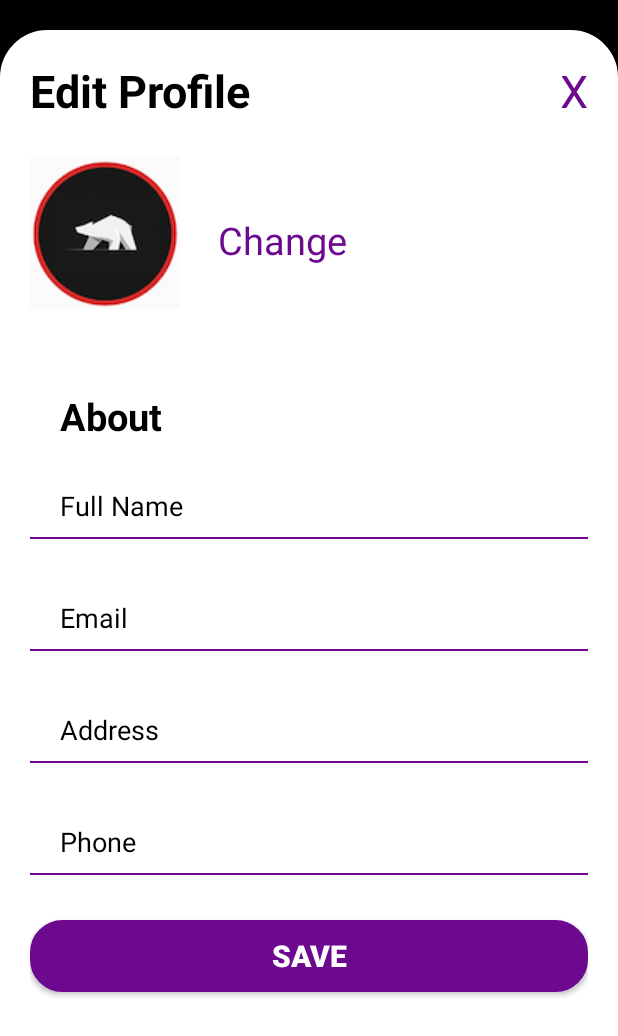
After one commit to KayesFahim/Fly-Far-Ladies, an Android app: the EditProfileActivity screen opened directly, with no data from a screen before it, on a phone screen of 412 x 824 dp. The commit adds this screen. Shown: the top 1036 px of the screen. Run offline under Robolectric (Android 15) with nearby library versions, the phone set to English and light mode, and no system bars.

Commit message:
Edit Profile, Change Password

```diff
--- a/app/src/main/AndroidManifest.xml
+++ b/app/src/main/AndroidManifest.xml
@@ -9,6 +9,12 @@
         android:roundIcon="@mipmap/ic_launcher_round"
         android:supportsRtl="true"
         android:theme="@style/Theme.FlyFarLadies">
+        <activity
+            android:name=".Dashboard.ChangePasswordActivity"
+            android:exported="false" />
+        <activity
+            android:name=".Dashboard.EditProfileActivity"
+            android:exported="false" />
         <activity
             android:name=".Dashboard.SettingsActivity"
             android:exported="false" />
--- /dev/null
+++ b/app/src/main/java/com/example/flyfarladies/Dashboard/EditProfileActivity.java
@@ -0,0 +1,15 @@
+package com.example.flyfarladies.Dashboard;
+
+import androidx.appcompat.app.AppCompatActivity;
+import com.example.flyfarladies.R;
+import android.os.Bundle;
+
+public class EditProfileActivity extends AppCompatActivity {
+
+    @Override
+    protected void onCreate(Bundle savedInstanceState) {
+        super.onCreate(savedInstanceState);
+        setContentView(R.layout.activity_edit_profile);
+
+    }
+}
--- /dev/null
+++ b/app/src/main/res/drawable/editprofileborderbottom.xml
@@ -0,0 +1,12 @@
+<?xml version="1.0" encoding="utf-8"?>
+<layer-list xmlns:android="http://schemas.android.com/apk/res/android">
+    <item android:left="-4dp"
+        android:top="-4dp"
+        android:right="-4dp">
+        <shape android:shape="rectangle">
+            <stroke
+                android:width="1dp"
+                android:color="#6d098f" />
+        </shape>
+    </item>
+</layer-list>
--- /dev/null
+++ b/app/src/main/res/layout/activity_edit_profile.xml
@@ -0,0 +1,166 @@
+<?xml version="1.0" encoding="utf-8"?>
+<RelativeLayout xmlns:android="http://schemas.android.com/apk/res/android"
+    xmlns:app="http://schemas.android.com/apk/res-auto"
+    xmlns:tools="http://schemas.android.com/tools"
+    android:layout_width="match_parent"
+    android:layout_height="match_parent"
+    android:background="@color/black"
+    tools:context=".Dashboard.EditProfileActivity">
+
+
+    <RelativeLayout
+        android:layout_width="match_parent"
+        android:layout_height="fill_parent"
+        android:layout_marginTop="20dp"
+        android:background="@drawable/loginform"
+        android:paddingStart="20dp"
+        android:paddingEnd="20dp">
+
+        <TextView
+            android:id="@+id/editprofiletext"
+            android:layout_width="wrap_content"
+            android:layout_height="wrap_content"
+            android:layout_marginTop="20dp"
+            android:layout_marginBottom="20dp"
+            android:text="@string/edit_profile"
+            android:textColor="@color/black"
+            android:textSize="30sp"
+            android:textStyle="bold" />
+
+        <TextView
+            android:layout_width="wrap_content"
+            android:layout_height="wrap_content"
+            android:layout_alignParentEnd="true"
+            android:layout_marginTop="20dp"
+            android:layout_marginBottom="20dp"
+            android:text="@string/cross"
+            android:textColor="@color/primary"
+            android:textSize="30sp" />
+
+        <LinearLayout
+            android:id="@+id/imagelayout"
+            android:layout_width="wrap_content"
+            android:layout_height="200dp"
+            android:layout_marginTop="40dp"
+            android:orientation="horizontal">
+
+            <ImageView
+                android:id="@+id/imageView"
+                android:layout_width="wrap_content"
+                android:layout_height="150dp"
+                android:layout_marginTop="20dp"
+                android:paddingStart="0dp"
+                android:src="@drawable/avatar"
+                tools:ignore="RtlSymmetry" />
+
+            <TextView
+                android:layout_width="wrap_content"
+                android:layout_height="wrap_content"
+                android:layout_gravity="center_vertical"
+                android:layout_marginStart="25dp"
+                android:text="@string/change"
+                android:textColor="@color/primary"
+                android:textSize="25sp" />
+
+
+        </LinearLayout>
+
+
+        <TextView
+            android:id="@+id/abouttext"
+            android:layout_width="wrap_content"
+            android:layout_height="wrap_content"
+            android:layout_below="@id/imagelayout"
+            android:layout_marginStart="20dp"
+            android:layout_marginBottom="20dp"
+            android:text="@string/about"
+            android:textColor="@color/black"
+            android:textSize="25sp"
+            android:textStyle="bold" />
+
+
+        <EditText
+            android:id="@+id/editTextTextName"
+            android:layout_width="match_parent"
+            android:layout_height="wrap_content"
+            android:layout_below="@+id/abouttext"
+            android:background="@drawable/editprofileborderbottom"
+            android:ems="10"
+            android:hint="@string/full_name"
+            android:inputType="text"
+            android:paddingStart="20dp"
+            android:paddingTop="10dp"
+            android:paddingBottom="10dp"
+            android:textColorHint="@color/black"
+            tools:ignore="RtlSymmetry" />
+
+
+        <EditText
+            android:id="@+id/editTextTextEmailAddress"
+            android:layout_width="match_parent"
+            android:layout_height="wrap_content"
+            android:layout_below="@+id/editTextTextName"
+            android:layout_marginTop="30dp"
+            android:background="@drawable/editprofileborderbottom"
+            android:ems="10"
+            android:hint="@string/email"
+            android:inputType="textEmailAddress"
+            android:paddingStart="20dp"
+            android:paddingTop="10dp"
+            android:paddingBottom="10dp"
+            android:textColorHint="@color/black"
+            tools:ignore="RtlSymmetry" />
+
+        <EditText
+            android:id="@+id/editTextAddress"
+            android:layout_width="match_parent"
+            android:layout_height="wrap_content"
+            android:layout_below="@+id/editTextTextEmailAddress"
+            android:layout_marginTop="30dp"
+            android:background="@drawable/editprofileborderbottom"
+            android:ems="10"
+            android:hint="@string/address"
+            android:inputType="text"
+            android:paddingStart="20dp"
+            android:paddingTop="10dp"
+            android:paddingBottom="10dp"
+            android:textColorHint="@color/black"
+            tools:ignore="RtlSymmetry,TextFields" />
+
+        <EditText
+            android:id="@+id/editNumberMobile"
+            android:layout_width="match_parent"
+            android:layout_height="wrap_content"
+            android:layout_below="@+id/editTextAddress"
+            android:layout_marginTop="30dp"
+            android:background="@drawable/editprofileborderbottom"
+            android:hint="Phone"
+            android:inputType="text"
+            android:paddingStart="20dp"
+            android:paddingTop="10dp"
+            android:paddingBottom="10dp"
+            android:textColorHint="@color/black"
+            tools:ignore="RtlSymmetry,TextFields" />
+
+
+        <Button
+            android:id="@+id/loginBtn"
+            android:layout_width="match_parent"
+            android:layout_height="wrap_content"
+            android:layout_below="@+id/editNumberMobile"
+            android:layout_marginTop="30dp"
+            android:background="@drawable/button"
+            android:text="@string/save"
+            android:textColor="@color/white"
+            android:textSize="20sp"
+            android:textStyle="bold"
+            tools:ignore="OnClick" />
+
+
+    </RelativeLayout>
+
+
+
+
+
+</RelativeLayout>
--- a/app/src/main/res/layout/activity_profile.xml
+++ b/app/src/main/res/layout/activity_profile.xml
@@ -30,9 +30,9 @@
             android:layout_width="match_parent"
             android:layout_height="wrap_content"
             android:layout_below="@+id/profile"
-            android:paddingBottom="-20dp"
             android:background="@drawable/bottomborder"
             android:orientation="horizontal"
+            android:paddingBottom="-20dp"
             android:weightSum="2">
 
             <ImageView
@@ -73,7 +73,7 @@
             </RelativeLayout>
 
             <TextView
-
+                android:onClick="EditProfile"
                 android:layout_width="wrap_content"
                 android:layout_height="wrap_content"
                 android:layout_marginLeft="120dp"
@@ -118,6 +118,7 @@
                     android:textSize="15sp" />
 
                 <TextView
+                    android:onClick="ChangePassword"
                     android:layout_width="wrap_content"
                     android:layout_height="wrap_content"
                     android:layout_below="@+id/forgottext"
@@ -331,6 +332,7 @@
             tools:ignore="RtlSymmetry" />
 
         <Button
+            android:onClick="Settings"
             android:layout_width="40dp"
             android:layout_height="40dp"
             android:layout_marginStart="30dp"
--- a/app/src/main/res/values/strings.xml
+++ b/app/src/main/res/values/strings.xml
@@ -36,4 +36,12 @@
     <string name="get_updated">Get updated</string>
     <string name="help">Help</string>
     <string name="need_help">Need help</string>
+    <string name="edit_profile">Edit Profile</string>
+    <string name="change">Change</string>
+    <string name="save">Save</string>
+    <string name="cross">X</string>
+    <string name="address">Address</string>
+    <string name="update">Update</string>
+    <string name="enter_old_password">Enter Old Password</string>
+    <string name="set_new_passeword">Set New Passeword</string>
 </resources>
```
Also changed, not shown: app/src/main/java/com/example/flyfarladies/Dashboard/ChangePasswordActivity.java (added, +15 -0 lines), app/src/main/java/com/example/flyfarladies/ProfileActivity.java (+18 -1 lines), app/src/main/res/layout/activity_change_password.xml (added, +96 -0 lines).
